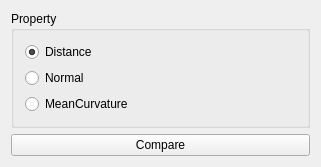
Old version of the form Plugin-MeshCompare/MeshCompareToolbar.ui in the repository ShenRen/OpenFlipper.
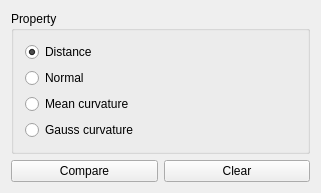
New version of the form.

Commit message: MeshCompare Gauss Curvature. refs #360

The edit to the form file:
```diff
--- a/Plugin-MeshCompare/MeshCompareToolbar.ui
+++ b/Plugin-MeshCompare/MeshCompareToolbar.ui
@@ -7,7 +7,7 @@
     <x>0</x>
     <y>0</y>
     <width>321</width>
-    <height>156</height>
+    <height>183</height>
    </rect>
   </property>
   <property name="windowTitle">
@@ -66,15 +66,24 @@
            <string>Compare mean curvature between meshes</string>
           </property>
           <property name="text">
-           <string>MeanCurvature</string>
+           <string>Mean curvature</string>
           </property>
          </widget>
         </item>
+        <item>
+         <widget class="QRadioButton" name="gaussCurvature">
+          <property name="text">
+           <string>Gauss curvature</string>
+          </property>
+         </widget>
+        </item>
        </layout>
       </item>
      </layout>
     </widget>
    </item>
+   <item>
+    <layout class="QHBoxLayout" name="horizontalLayout">
    <item>
     <widget class="QPushButton" name="compare">
      <property name="toolTip">
@@ -86,6 +95,15 @@
       <string>Compare</string>
      </property>
     </widget>
+     </item>
+     <item>
+      <widget class="QPushButton" name="clear">
+       <property name="text">
+        <string>Clear</string>
+       </property>
+      </widget>
+     </item>
+    </layout>
    </item>
    <item>
     <spacer name="verticalSpacer">
```
Lines whose indentation alone changed are shown as unchanged. The commit also changes 3 other files.
